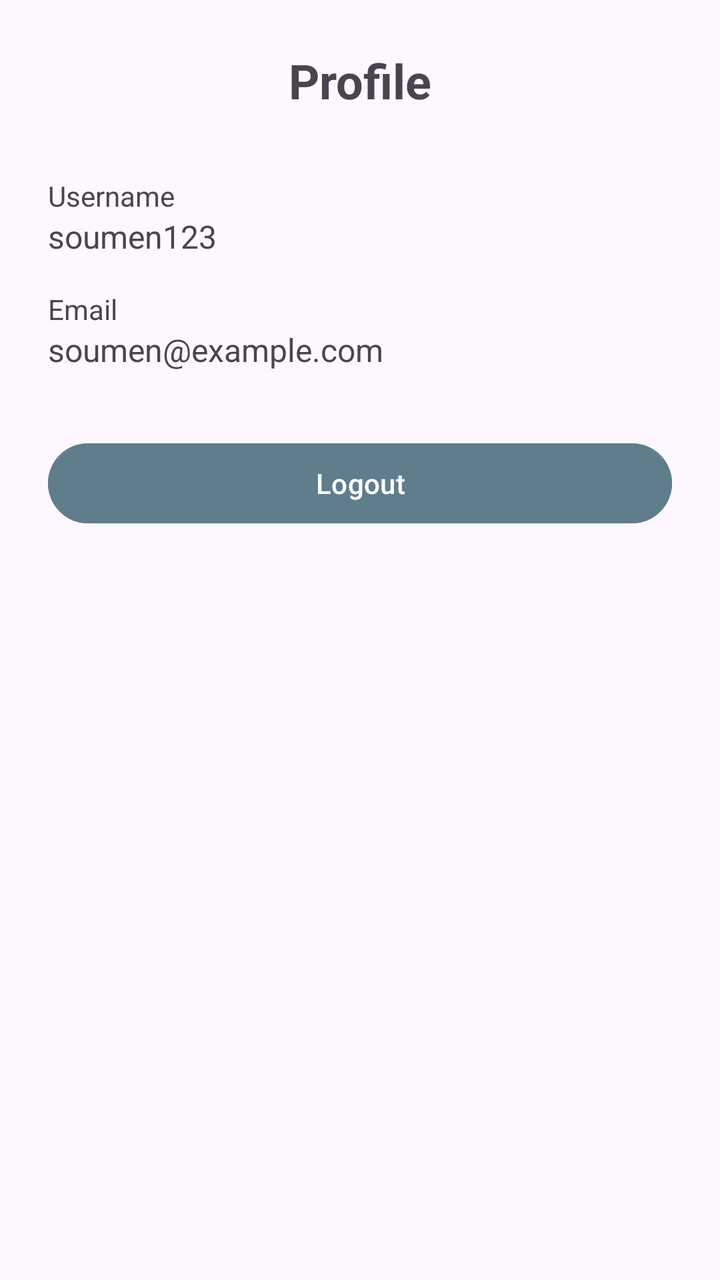
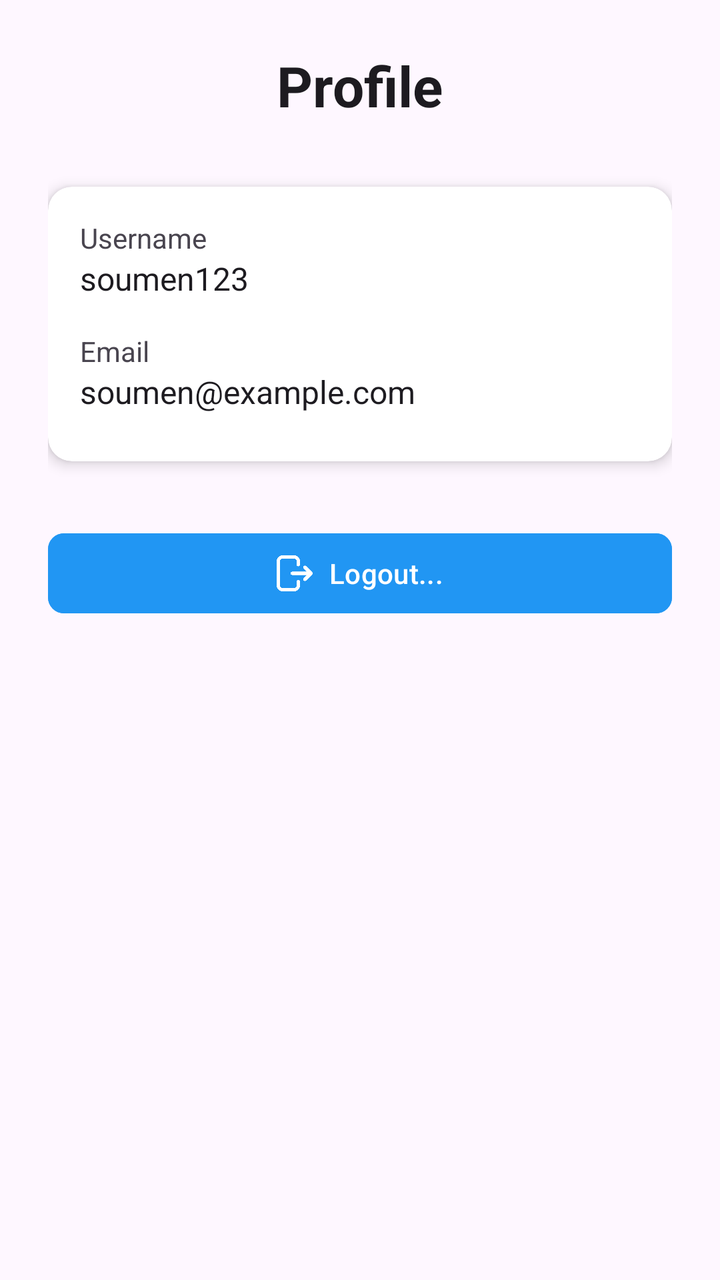

An Android layout rendered at two revisions. The XML below is the earlier revision; the diff shows what the commit changed to produce the second picture.
<!-- AndroidManifest.xml: application theme Theme.SpringToDo -->
<!-- res/layout/activity_profile.xml -->
<?xml version="1.0" encoding="utf-8"?>
<LinearLayout xmlns:android="http://schemas.android.com/apk/res/android"
    android:layout_width="match_parent"
    android:layout_height="match_parent"
    xmlns:tools="http://schemas.android.com/tools"
    android:orientation="vertical"
    android:padding="24dp"
    android:id="@+id/main"
    android:layout_margin="15dp"
    tools:context=".ProfileActivity">

    
    <TextView
        android:id="@+id/profile_title"
        android:layout_width="wrap_content"
        android:layout_height="wrap_content"
        android:text="Profile"
        android:textSize="24sp"
        android:textStyle="bold"
        android:layout_gravity="center_horizontal"
        android:layout_marginBottom="32dp" />

    
    <TextView
        android:id="@+id/label_username"
        android:layout_width="wrap_content"
        android:layout_height="wrap_content"
        android:text="Username"
        android:textSize="14sp" />

    <TextView
        android:id="@+id/text_username"
        android:layout_width="match_parent"
        android:layout_height="wrap_content"
        android:text="soumen123"
        android:textSize="16sp"
        android:paddingBottom="16dp" />

    
    <TextView
        android:id="@+id/label_email"
        android:layout_width="wrap_content"
        android:layout_height="wrap_content"
        android:text="Email"
        android:textSize="14sp" />

    <TextView
        android:id="@+id/text_email"
        android:layout_width="match_parent"
        android:layout_height="wrap_content"
        android:text="soumen@example.com"
        android:textSize="16sp"
        android:paddingBottom="32dp" />

    


    
    <Button
        android:id="@+id/button_logout"
        android:layout_width="match_parent"
        android:layout_height="wrap_content"
        android:text="Logout"
        android:textAllCaps="false"
        android:backgroundTint="#607D8B"
        android:textColor="@android:color/white" />


</LinearLayout>
<!-- resources referenced by this layout -->
<resources>
  <style name="Theme.SpringToDo" parent="Base.Theme.SpringToDo" />
  <style name="Base.Theme.SpringToDo" parent="Theme.Material3.DayNight.NoActionBar">
          
          
      </style>
</resources>

<!-- the commit's change to res/layout/activity_profile.xml (unified diff, before → after) -->
@@ -1,8 +1,10 @@
 <?xml version="1.0" encoding="utf-8"?>
-<LinearLayout xmlns:android="http://schemas.android.com/apk/res/android"
+<LinearLayout
+    xmlns:android="http://schemas.android.com/apk/res/android"
+    xmlns:app="http://schemas.android.com/apk/res-auto"
+    xmlns:tools="http://schemas.android.com/tools"
     android:layout_width="match_parent"
     android:layout_height="match_parent"
-    xmlns:tools="http://schemas.android.com/tools"
     android:orientation="vertical"
     android:padding="24dp"
     android:id="@+id/main"
@@ -15,55 +17,76 @@
         android:layout_width="wrap_content"
         android:layout_height="wrap_content"
         android:text="Profile"
-        android:textSize="24sp"
+        android:textSize="28sp"
         android:textStyle="bold"
+        android:textColor="?android:textColorPrimary"
         android:layout_gravity="center_horizontal"
         android:layout_marginBottom="32dp" />
 
     
-    <TextView
-        android:id="@+id/label_username"
-        android:layout_width="wrap_content"
-        android:layout_height="wrap_content"
-        android:text="Username"
-        android:textSize="14sp" />
-
-    <TextView
-        android:id="@+id/text_username"
+    <androidx.cardview.widget.CardView
         android:layout_width="match_parent"
         android:layout_height="wrap_content"
-        android:text="soumen123"
-        android:textSize="16sp"
-        android:paddingBottom="16dp" />
+        android:layout_marginBottom="32dp"
+        app:cardElevation="4dp"
+        app:cardCornerRadius="12dp">
+
+
+        <LinearLayout
+            android:layout_width="match_parent"
+            android:layout_height="wrap_content"
+            android:orientation="vertical"
+            android:padding="16dp">
+
+            
+            <TextView
+                android:id="@+id/label_username"
+                android:layout_width="wrap_content"
+                android:layout_height="wrap_content"
+                android:text="Username"
+                android:textSize="14sp"
+                android:textColor="?android:textColorSecondary" />
+
+            <TextView
+                android:id="@+id/text_username"
+                android:layout_width="match_parent"
+                android:layout_height="wrap_content"
+                android:text="soumen123"
+                android:textSize="16sp"
+                android:textColor="?android:textColorPrimary"
+                android:paddingBottom="16dp" />
+
+            
+            <TextView
+                android:id="@+id/label_email"
+                android:layout_width="wrap_content"
+                android:layout_height="wrap_content"
+                android:text="Email"
+                android:textSize="14sp"
+                android:textColor="?android:textColorSecondary" />
+
+            <TextView
+                android:id="@+id/text_email"
+                android:layout_width="match_parent"
+                android:layout_height="wrap_content"
+                android:text="soumen@example.com"
+                android:textSize="16sp"
+                android:textColor="?android:textColorPrimary"
+                android:paddingBottom="8dp" />
+        </LinearLayout>
+    </androidx.cardview.widget.CardView>
 
     
-    <TextView
-        android:id="@+id/label_email"
-        android:layout_width="wrap_content"
-        android:layout_height="wrap_content"
-        android:text="Email"
-        android:textSize="14sp" />
-
-    <TextView
-        android:id="@+id/text_email"
-        android:layout_width="match_parent"
-        android:layout_height="wrap_content"
-        android:text="soumen@example.com"
-        android:textSize="16sp"
-        android:paddingBottom="32dp" />
-
-    
-
-
-    
-    <Button
+    <com.google.android.material.button.MaterialButton
         android:id="@+id/button_logout"
         android:layout_width="match_parent"
         android:layout_height="wrap_content"
-        android:text="Logout"
+        android:text="Logout..."
+        android:textColor="@color/white"
         android:textAllCaps="false"
-        android:backgroundTint="#607D8B"
-        android:textColor="@android:color/white" />
-
-
+        android:backgroundTint="@color/colorPrimary"
+        app:cornerRadius="8dp"
+        app:iconPadding="8dp"
+        app:iconGravity="textStart"
+        app:icon="@drawable/ic_logout" /> 
 </LinearLayout>
<!-- resource entries referenced after the edit -->
@@ -1,5 +1,8 @@
 <!-- resources referenced by this layout -->
 <resources>
+  <color name="colorPrimary">#2196F3</color>
+  <color name="white">#FFFFFFFF</color>
+  <!-- drawable ic_logout: png bitmap (drawable, 9279 bytes) -->
   <style name="Theme.SpringToDo" parent="Base.Theme.SpringToDo" />
   <style name="Base.Theme.SpringToDo" parent="Theme.Material3.DayNight.NoActionBar">
           
